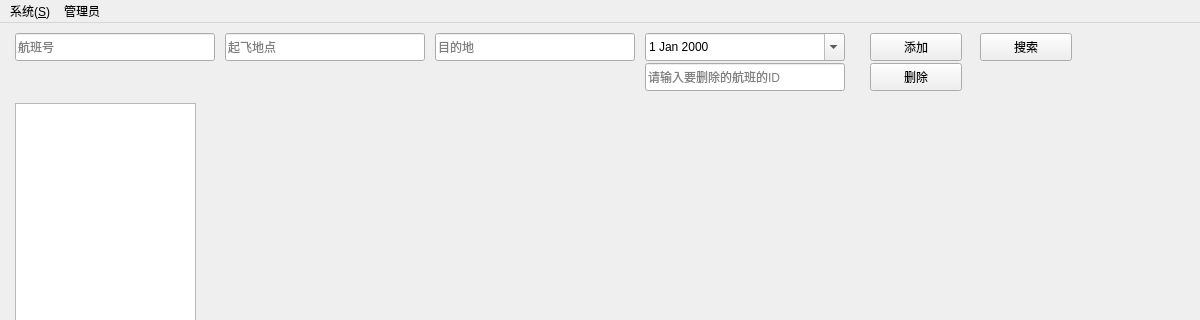
This is frm_admin.ui in zhongjf25/Airline-Reservation-System as Qt 5 draws it before an edit; both pictures show x 0 to 1200 and y 0 to 320 of the 1200 by 800 pixel window. The edited form follows.
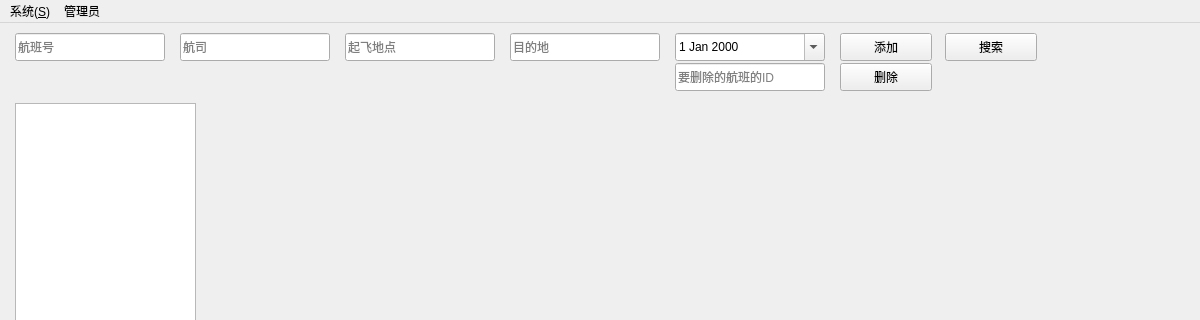
This is the edited form.

Commit message: adjust table width

The edit to the form file:
```diff
--- a/frm_admin.ui
+++ b/frm_admin.ui
@@ -18,7 +18,7 @@
    <widget class="QPushButton" name="btn_add">
     <property name="geometry">
      <rect>
-      <x>870</x>
+      <x>840</x>
       <y>10</y>
       <width>92</width>
       <height>28</height>
@@ -33,7 +33,7 @@
    <widget class="QPushButton" name="btn_search">
     <property name="geometry">
      <rect>
-      <x>980</x>
+      <x>945</x>
       <y>10</y>
       <width>92</width>
       <height>28</height>
@@ -48,7 +48,7 @@
    <widget class="QPushButton" name="btn_delete">
     <property name="geometry">
      <rect>
-      <x>870</x>
+      <x>840</x>
       <y>40</y>
       <width>92</width>
       <height>28</height>
@@ -75,7 +75,7 @@
    <widget class="QStackedWidget" name="stackedWidget">
     <property name="geometry">
      <rect>
-      <x>210</x>
+      <x>230</x>
       <y>80</y>
       <width>951</width>
       <height>671</height>
@@ -91,7 +91,7 @@
      <rect>
       <x>15</x>
       <y>10</y>
-      <width>200</width>
+      <width>150</width>
       <height>28</height>
      </rect>
     </property>
@@ -99,13 +99,25 @@
      <string>航班号</string>
     </property>
    </widget>
-
+   <widget class="QLineEdit" name="lineEdit_flightCompany">
+    <property name="geometry">
+     <rect>
+      <x>180</x>
+      <y>10</y>
+      <width>150</width>
+      <height>28</height>
+     </rect>
+    </property>
+    <property name="placeholderText">
+     <string>航司</string>
+    </property>
+   </widget>
    <widget class="QLineEdit" name="lineEdit_departure">
     <property name="geometry">
      <rect>
-      <x>225</x>
+      <x>345</x>
       <y>10</y>
-      <width>200</width>
+      <width>150</width>
       <height>28</height>
      </rect>
     </property>
@@ -117,9 +129,9 @@
    <widget class="QLineEdit" name="lineEdit_destination">
     <property name="geometry">
      <rect>
-      <x>435</x>
+      <x>510</x>
       <y>10</y>
-      <width>200</width>
+      <width>150</width>
       <height>28</height>
      </rect>
     </property>
@@ -131,23 +143,23 @@
    <widget class="QLineEdit" name="lineEdit_deleteId">
     <property name="geometry">
      <rect>
-      <x>645</x>
+      <x>675</x>
       <y>40</y>
-      <width>200</width>
+      <width>150</width>
       <height>28</height>
      </rect>
     </property>
     <property name="placeholderText">
-     <string>请输入要删除的航班的ID</string>
+     <string>要删除的航班的ID</string>
     </property>
    </widget>
 
    <widget class="QDateEdit" name="dateEdit_departureDate">
     <property name="geometry">
      <rect>
-      <x>645</x>
+      <x>675</x>
       <y>10</y>
-      <width>200</width>
+      <width>150</width>
       <height>28</height>
      </rect>
     </property>
```
Left out of the diff: 20 changed lines with no effect on the pictures. The commit also changes 18 other files.
